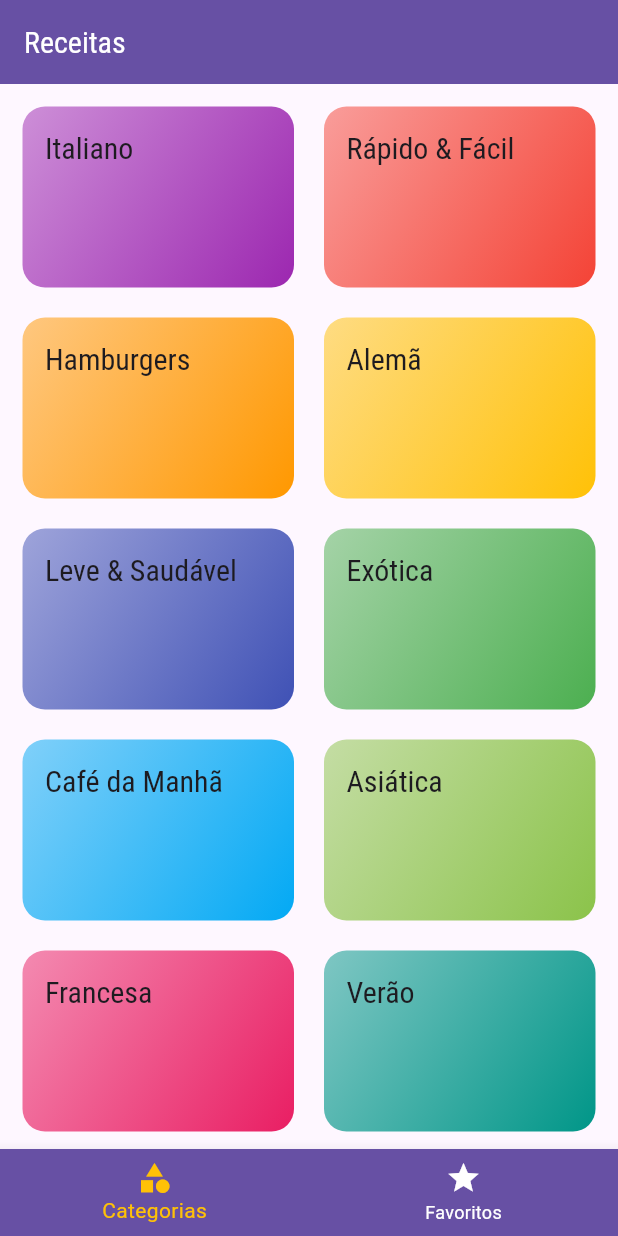
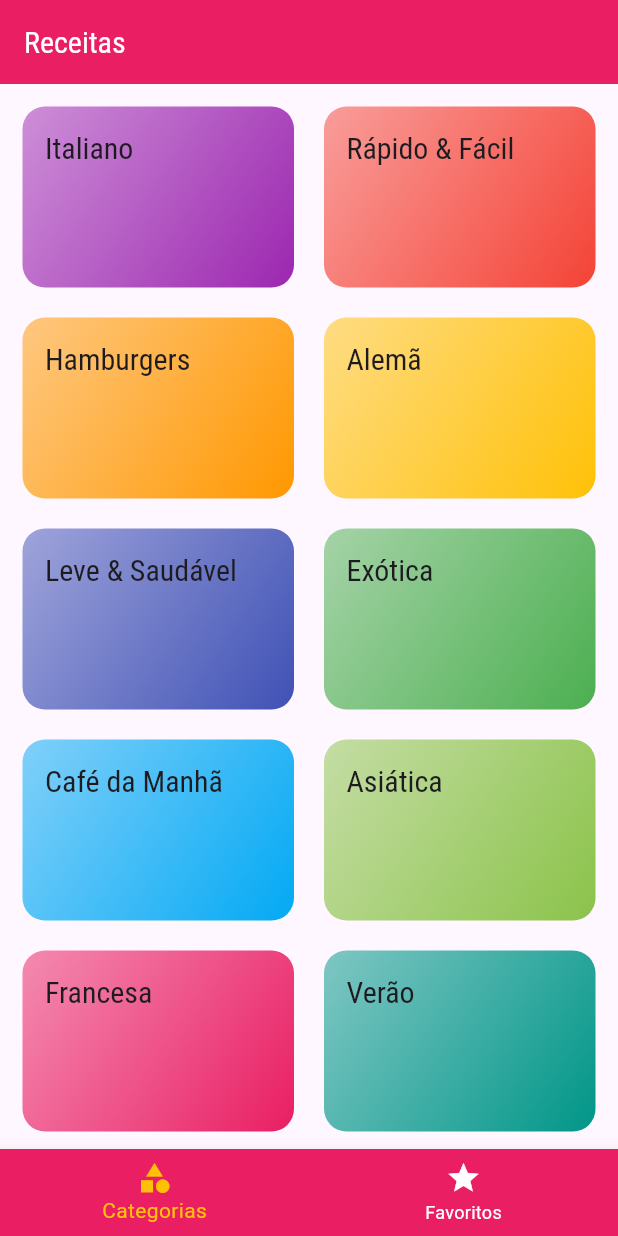
Before and after one commit to dm-moro/FlutterMeals, a Flutter app: the screen it shows after launch, on a phone screen of 412 x 824 dp. Run offline on Flutter 3.47's test engine with Material 3 defaults, Android fonts, the phone set to English and light mode, and no system bars.

Commit message:
feat: Layout update

```diff
--- a/lib/main.dart
+++ b/lib/main.dart
@@ -18,8 +18,9 @@ class MyApp extends StatelessWidget {
     return MaterialApp(
       title: 'Vamos Cozinhar?',
       theme: ThemeData(
-        primarySwatch: Colors.blue,
+        primarySwatch: Colors.pink,
         colorScheme: ThemeData.light().colorScheme.copyWith(
+          primary: Colors.pink,
           secondary: Colors.amber,
         ),
         fontFamily: 'Raleway',
```
